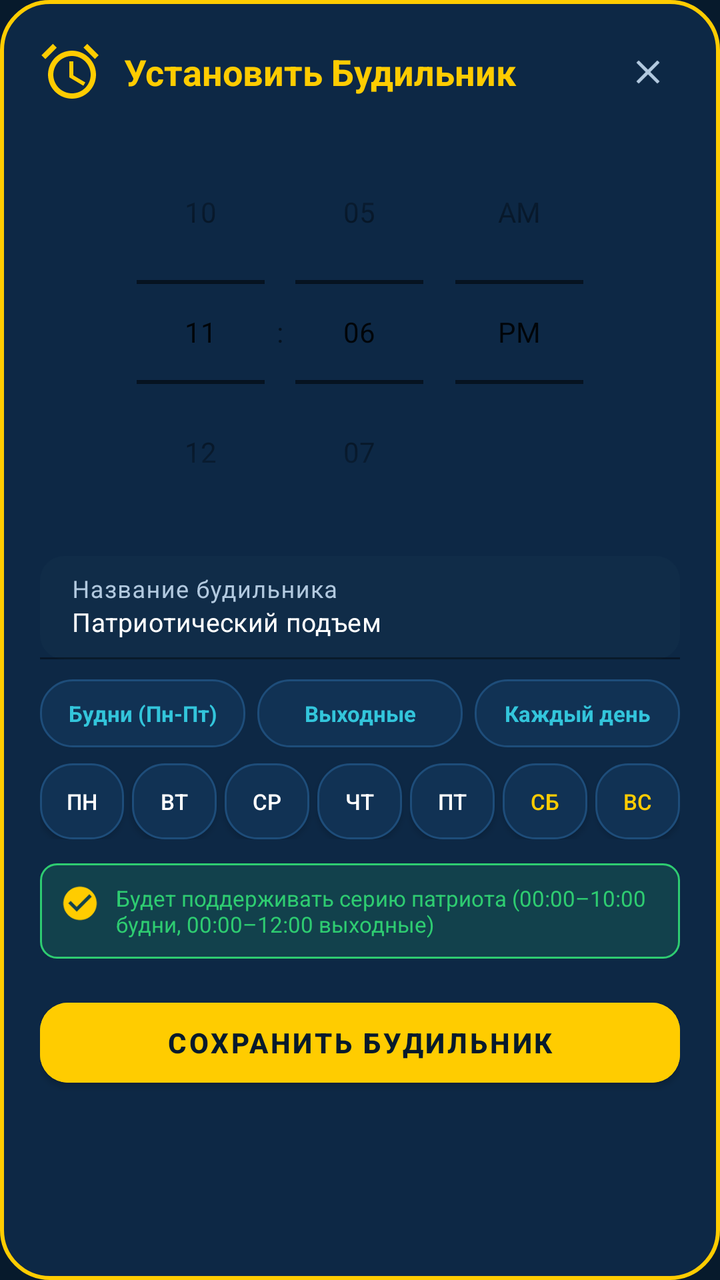
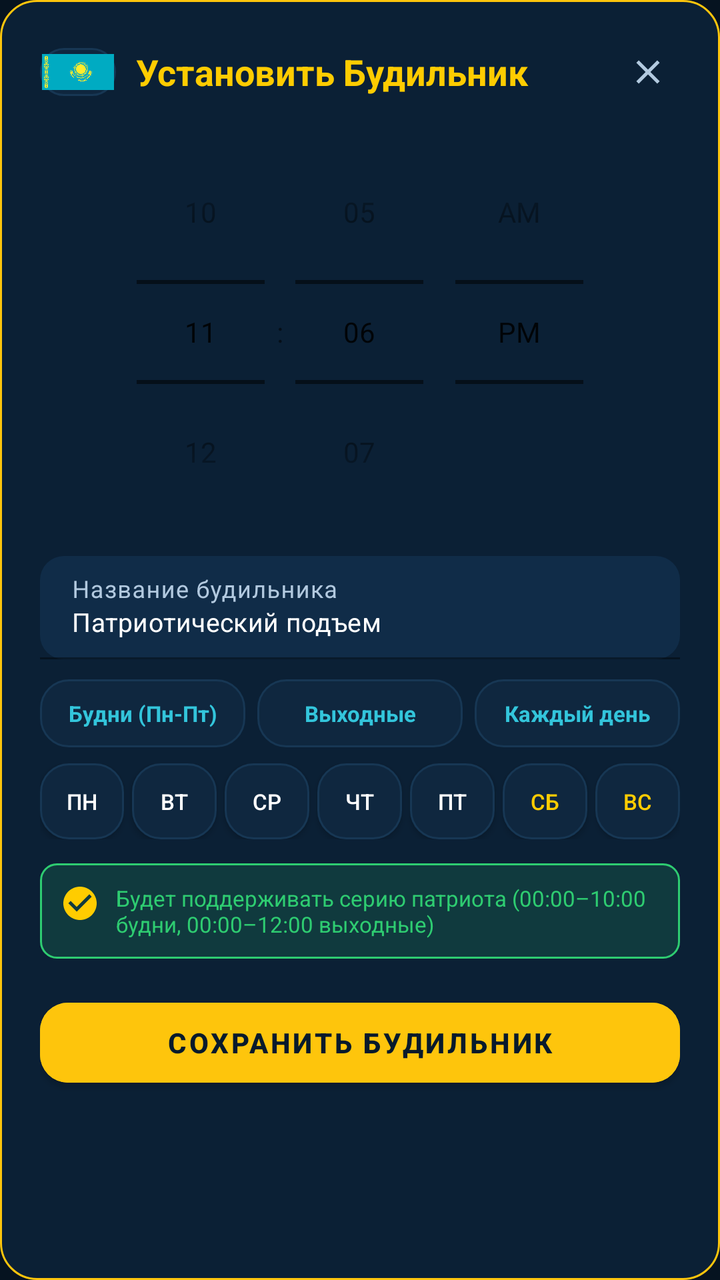

The first picture is an Android layout as it rendered before a commit; the second is the same layout after the commit. The layout source and the unified diff follow.
<!-- AndroidManifest.xml: application theme Theme.PatrioticAlarm -->
<!-- res/layout/dialog_alarm_edit.xml -->
<?xml version="1.0" encoding="utf-8"?>
<LinearLayout xmlns:android="http://schemas.android.com/apk/res/android"
    xmlns:app="http://schemas.android.com/apk/res-auto"
    android:layout_width="match_parent"
    android:layout_height="wrap_content"
    android:background="@drawable/bg_dialog_kazakh"
    android:orientation="vertical"
    android:padding="20dp">

    
    <LinearLayout
        android:layout_width="match_parent"
        android:layout_height="wrap_content"
        android:gravity="center_vertical"
        android:orientation="horizontal">

        <ImageView
            android:layout_width="32dp"
            android:layout_height="32dp"
            android:contentDescription="Alarm setup"
            android:src="@drawable/ic_alarm_clock" />

        <TextView
            android:id="@+id/tv_dialog_title"
            android:layout_width="0dp"
            android:layout_height="wrap_content"
            android:layout_marginStart="10dp"
            android:layout_weight="1"
            android:text="Установить Будильник"
            android:textColor="#FFCC00"
            android:textSize="18sp"
            android:textStyle="bold" />

        <ImageView
            android:id="@+id/btn_close_dialog"
            android:layout_width="32dp"
            android:layout_height="32dp"
            android:background="?attr/selectableItemBackgroundBorderless"
            android:contentDescription="Close"
            android:padding="6dp"
            android:src="@drawable/ic_close" />
    </LinearLayout>

    <TimePicker
        android:id="@+id/time_picker"
        android:layout_width="match_parent"
        android:layout_height="wrap_content"
        android:layout_gravity="center_horizontal"
        android:layout_marginTop="8dp"
        android:timePickerMode="spinner" />

    
    <com.google.android.material.textfield.TextInputLayout
        android:layout_width="match_parent"
        android:layout_height="wrap_content"
        android:layout_marginTop="6dp"
        android:textColorHint="#B2C9DF"
        app:boxBackgroundColor="#102C48"
        app:boxCornerRadiusBottomEnd="12dp"
        app:boxCornerRadiusBottomStart="12dp"
        app:boxCornerRadiusTopEnd="12dp"
        app:boxCornerRadiusTopStart="12dp"
        app:boxStrokeColor="@color/kz_sky_blue"
        app:hintTextColor="@color/kz_sky_blue">

        <com.google.android.material.textfield.TextInputEditText
            android:id="@+id/et_alarm_label"
            android:layout_width="match_parent"
            android:layout_height="wrap_content"
            android:hint="Название будильника"
            android:text="Патриотический подъем"
            android:textColor="#FFFFFF"
            android:textSize="13sp" />
    </com.google.android.material.textfield.TextInputLayout>

    
    <LinearLayout
        android:layout_width="match_parent"
        android:layout_height="wrap_content"
        android:layout_marginTop="10dp"
        android:orientation="horizontal">

        <TextView
            android:id="@+id/chip_weekdays"
            android:layout_width="0dp"
            android:layout_height="34dp"
            android:layout_marginEnd="4dp"
            android:layout_weight="1"
            android:background="@drawable/bg_card_caspian"
            android:gravity="center"
            android:text="Будни (Пн-Пт)"
            android:textColor="#33C5DB"
            android:textSize="11sp"
            android:textStyle="bold" />

        <TextView
            android:id="@+id/chip_weekends"
            android:layout_width="0dp"
            android:layout_height="34dp"
            android:layout_marginHorizontal="2dp"
            android:layout_weight="1"
            android:background="@drawable/bg_card_caspian"
            android:gravity="center"
            android:text="Выходные"
            android:textColor="#33C5DB"
            android:textSize="11sp"
            android:textStyle="bold" />

        <TextView
            android:id="@+id/chip_everyday"
            android:layout_width="0dp"
            android:layout_height="34dp"
            android:layout_marginStart="4dp"
            android:layout_weight="1"
            android:background="@drawable/bg_card_caspian"
            android:gravity="center"
            android:text="Каждый день"
            android:textColor="#33C5DB"
            android:textSize="11sp"
            android:textStyle="bold" />
    </LinearLayout>

    
    <LinearLayout
        android:layout_width="match_parent"
        android:layout_height="wrap_content"
        android:layout_marginTop="8dp"
        android:gravity="center"
        android:orientation="horizontal">

        <ToggleButton
            android:id="@+id/toggle_mon"
            android:layout_width="0dp"
            android:layout_height="38dp"
            android:layout_weight="1"
            android:background="@drawable/bg_card_caspian"
            android:textOff="Пн"
            android:textOn="Пн"
            android:textColor="#FFFFFF"
            android:textSize="11sp" />

        <ToggleButton
            android:id="@+id/toggle_tue"
            android:layout_width="0dp"
            android:layout_height="38dp"
            android:layout_marginStart="4dp"
            android:layout_weight="1"
            android:background="@drawable/bg_card_caspian"
            android:textOff="Вт"
            android:textOn="Вт"
            android:textColor="#FFFFFF"
            android:textSize="11sp" />

        <ToggleButton
            android:id="@+id/toggle_wed"
            android:layout_width="0dp"
            android:layout_height="38dp"
            android:layout_marginStart="4dp"
            android:layout_weight="1"
            android:background="@drawable/bg_card_caspian"
            android:textOff="Ср"
            android:textOn="Ср"
            android:textColor="#FFFFFF"
            android:textSize="11sp" />

        <ToggleButton
            android:id="@+id/toggle_thu"
            android:layout_width="0dp"
            android:layout_height="38dp"
            android:layout_marginStart="4dp"
            android:layout_weight="1"
            android:background="@drawable/bg_card_caspian"
            android:textOff="Чт"
            android:textOn="Чт"
            android:textColor="#FFFFFF"
            android:textSize="11sp" />

        <ToggleButton
            android:id="@+id/toggle_fri"
            android:layout_width="0dp"
            android:layout_height="38dp"
            android:layout_marginStart="4dp"
            android:layout_weight="1"
            android:background="@drawable/bg_card_caspian"
            android:textOff="Пт"
            android:textOn="Пт"
            android:textColor="#FFFFFF"
            android:textSize="11sp" />

        <ToggleButton
            android:id="@+id/toggle_sat"
            android:layout_width="0dp"
            android:layout_height="38dp"
            android:layout_marginStart="4dp"
            android:layout_weight="1"
            android:background="@drawable/bg_card_caspian"
            android:textOff="Сб"
            android:textOn="Сб"
            android:textColor="#FFCC00"
            android:textSize="11sp" />

        <ToggleButton
            android:id="@+id/toggle_sun"
            android:layout_width="0dp"
            android:layout_height="38dp"
            android:layout_marginStart="4dp"
            android:layout_weight="1"
            android:background="@drawable/bg_card_caspian"
            android:textOff="Вс"
            android:textOn="Вс"
            android:textColor="#FFCC00"
            android:textSize="11sp" />
    </LinearLayout>

    
    <LinearLayout
        android:id="@+id/layout_streak_eligibility_notice"
        android:layout_width="match_parent"
        android:layout_height="wrap_content"
        android:layout_marginTop="12dp"
        android:background="@drawable/bg_pill_eligible"
        android:orientation="horizontal"
        android:padding="10dp">

        <ImageView
            android:id="@+id/iv_notice_icon"
            android:layout_width="20dp"
            android:layout_height="20dp"
            android:contentDescription="Notice"
            android:src="@drawable/ic_check_circle" />

        <TextView
            android:id="@+id/tv_streak_eligibility_desc"
            android:layout_width="0dp"
            android:layout_height="wrap_content"
            android:layout_marginStart="8dp"
            android:layout_weight="1"
            android:text="Будет поддерживать серию патриота (00:00–10:00 будни, 00:00–12:00 выходные)"
            android:textColor="#2ECC71"
            android:textSize="11sp" />
    </LinearLayout>

    <com.google.android.material.button.MaterialButton
        android:id="@+id/btn_save_alarm"
        android:layout_width="match_parent"
        android:layout_height="52dp"
        android:layout_marginTop="16dp"
        android:backgroundTint="@color/kz_gold"
        android:text="Сохранить будильник"
        android:textColor="#071A2C"
        android:textSize="14sp"
        android:textStyle="bold"
        app:cornerRadius="14dp" />
</LinearLayout>
<!-- resources referenced by this layout -->
<resources>
  <color name="kz_gold">#FFCC00</color>
  <color name="kz_sky_blue">#00AFCA</color>
  <!-- drawable bg_card_caspian (drawable) -->
  <?xml version="1.0" encoding="utf-8"?>
  <shape xmlns:android="http://schemas.android.com/apk/res/android"
      android:shape="rectangle">
      <solid android:color="@color/kz_navy_card" />
      <corners android:radius="16dp" />
      <stroke
          android:width="1dp"
          android:color="@color/kz_navy_card_border" />
  </shape>
  <!-- drawable bg_dialog_kazakh (drawable) -->
  <?xml version="1.0" encoding="utf-8"?>
  <shape xmlns:android="http://schemas.android.com/apk/res/android"
      android:shape="rectangle">
      <solid android:color="#0D2845" />
      <corners android:radius="24dp" />
      <stroke
          android:width="2dp"
          android:color="#FFCC00" />
  </shape>
  <!-- drawable bg_pill_eligible (drawable) -->
  <?xml version="1.0" encoding="utf-8"?>
  <shape xmlns:android="http://schemas.android.com/apk/res/android"
      android:shape="rectangle">
      <solid android:color="#262ECC71" />
      <corners android:radius="8dp" />
      <stroke
          android:width="1dp"
          android:color="#2ECC71" />
  </shape>
  <!-- drawable ic_alarm_clock (drawable) -->
  <vector xmlns:android="http://schemas.android.com/apk/res/android"
      android:width="24dp"
      android:height="24dp"
      android:viewportWidth="24"
      android:viewportHeight="24">
      <path
          android:fillColor="#FFCC00"
          android:pathData="M22,5.72 L17.72,1.44 L16.31,2.86 L20.59,7.14 L22,5.72 Z
                           M1.99,7.14 L6.28,2.86 L4.87,1.44 L0.58,5.72 L1.99,7.14 Z
                           M12,4 C7.03,4 3,8.03 3,13 C3,17.97 7.03,22 12,22 C16.97,22 21,17.97 21,13 C21,8.03 16.97,4 12,4 Z
                           M12,20 C8.13,20 5,16.87 5,13 C5,9.13 8.13,6 12,6 C15.87,6 19,9.13 19,13 C19,16.87 15.87,20 12,20 Z
                           M12.5,8 H11 V14 L16.25,17.15 L17,15.92 L12.5,13.25 V8 Z" />
  </vector>
  <!-- drawable ic_check_circle (drawable) -->
  <vector xmlns:android="http://schemas.android.com/apk/res/android"
      android:width="24dp"
      android:height="24dp"
      android:viewportWidth="24"
      android:viewportHeight="24">
      <path
          android:fillColor="#FFCC00"
          android:pathData="M12,2 C6.48,2 2,6.48 2,12 C2,17.52 6.48,22 12,22 C17.52,22 22,17.52 22,12 C22,6.48 17.52,2 12,2 Z
                           M10,17 L5,12 L6.41,10.59 L10,14.17 L17.59,6.58 L19,8 L10,17 Z" />
  </vector>
  <!-- drawable ic_close (drawable) -->
  <vector xmlns:android="http://schemas.android.com/apk/res/android"
      android:width="24dp"
      android:height="24dp"
      android:viewportWidth="24"
      android:viewportHeight="24">
      <path
          android:fillColor="#B2C9DF"
          android:pathData="M19,6.41 L17.59,5 L12,10.59 L6.41,5 L5,6.41 L10.59,12 L5,17.59 L6.41,19 L12,13.41 L17.59,19 L19,17.59 L13.41,12 Z" />
  </vector>
  <color name="kz_navy_card">#113254</color>
  <color name="kz_navy_card_border">#1E4D7A</color>
  <color name="kz_sky_blue_dark">#008CA3</color>
  <color name="kz_gold_dark">#D69E00</color>
  <color name="kz_navy_bg">#071A2C</color>
  <color name="kz_navy_surface">#0D2845</color>
  <!-- unchanged entries left out for length: 1 -->
</resources>

<!-- the commit's change to res/layout/dialog_alarm_edit.xml (unified diff, before → after) -->
@@ -14,11 +14,19 @@
         android:gravity="center_vertical"
         android:orientation="horizontal">
 
-        <ImageView
-            android:layout_width="32dp"
-            android:layout_height="32dp"
-            android:contentDescription="Alarm setup"
-            android:src="@drawable/ic_alarm_clock" />
+        <FrameLayout
+            android:layout_width="38dp"
+            android:layout_height="24dp"
+            android:background="@drawable/bg_card_caspian"
+            android:padding="1dp">
+
+            <ImageView
+                android:layout_width="match_parent"
+                android:layout_height="match_parent"
+                android:contentDescription="Flag of Kazakhstan"
+                android:scaleType="fitCenter"
+                android:src="@drawable/flag_kz" />
+        </FrameLayout>
 
         <TextView
             android:id="@+id/tv_dialog_title"
<!-- resource entries referenced after the edit -->
@@ -1,26 +1,26 @@
 <!-- resources referenced by this layout -->
 <resources>
-  <color name="kz_gold">#FFCC00</color>
+  <color name="kz_gold">#FEC50C</color>
   <color name="kz_sky_blue">#00AFCA</color>
   <!-- drawable bg_card_caspian (drawable) -->
   <?xml version="1.0" encoding="utf-8"?>
   <shape xmlns:android="http://schemas.android.com/apk/res/android"
       android:shape="rectangle">
-      <solid android:color="@color/kz_navy_card" />
-      <corners android:radius="16dp" />
+      <solid android:color="#0F273F" />
+      <corners android:radius="14dp" />
       <stroke
           android:width="1dp"
-          android:color="@color/kz_navy_card_border" />
+          android:color="#173754" />
   </shape>
   <!-- drawable bg_dialog_kazakh (drawable) -->
   <?xml version="1.0" encoding="utf-8"?>
   <shape xmlns:android="http://schemas.android.com/apk/res/android"
       android:shape="rectangle">
-      <solid android:color="#0D2845" />
-      <corners android:radius="24dp" />
+      <solid android:color="#0B2035" />
+      <corners android:radius="18dp" />
       <stroke
-          android:width="2dp"
-          android:color="#FFCC00" />
+          android:width="1dp"
+          android:color="#FEC50C" />
   </shape>
   <!-- drawable bg_pill_eligible (drawable) -->
   <?xml version="1.0" encoding="utf-8"?>
@@ -32,20 +32,7 @@
           android:width="1dp"
           android:color="#2ECC71" />
   </shape>
-  <!-- drawable ic_alarm_clock (drawable) -->
-  <vector xmlns:android="http://schemas.android.com/apk/res/android"
-      android:width="24dp"
-      android:height="24dp"
-      android:viewportWidth="24"
-      android:viewportHeight="24">
-      <path
-          android:fillColor="#FFCC00"
-          android:pathData="M22,5.72 L17.72,1.44 L16.31,2.86 L20.59,7.14 L22,5.72 Z
-                           M1.99,7.14 L6.28,2.86 L4.87,1.44 L0.58,5.72 L1.99,7.14 Z
-                           M12,4 C7.03,4 3,8.03 3,13 C3,17.97 7.03,22 12,22 C16.97,22 21,17.97 21,13 C21,8.03 16.97,4 12,4 Z
-                           M12,20 C8.13,20 5,16.87 5,13 C5,9.13 8.13,6 12,6 C15.87,6 19,9.13 19,13 C19,16.87 15.87,20 12,20 Z
-                           M12.5,8 H11 V14 L16.25,17.15 L17,15.92 L12.5,13.25 V8 Z" />
-  </vector>
+  <!-- drawable flag_kz: png bitmap (drawable-nodpi, 112591 bytes) -->
   <!-- drawable ic_check_circle (drawable) -->
   <vector xmlns:android="http://schemas.android.com/apk/res/android"
       android:width="24dp"
@@ -67,12 +54,10 @@
           android:fillColor="#B2C9DF"
           android:pathData="M19,6.41 L17.59,5 L12,10.59 L6.41,5 L5,6.41 L10.59,12 L5,17.59 L6.41,19 L12,13.41 L17.59,19 L19,17.59 L13.41,12 Z" />
   </vector>
-  <color name="kz_navy_card">#113254</color>
-  <color name="kz_navy_card_border">#1E4D7A</color>
-  <color name="kz_sky_blue_dark">#008CA3</color>
-  <color name="kz_gold_dark">#D69E00</color>
-  <color name="kz_navy_bg">#071A2C</color>
-  <color name="kz_navy_surface">#0D2845</color>
+  <color name="kz_sky_blue_dark">#00869C</color>
+  <color name="kz_gold_dark">#D4A000</color>
+  <color name="kz_navy_bg">#061320</color>
+  <color name="kz_navy_surface">#0B2035</color>
   <!-- unchanged entries left out for length: 1 -->
 </resources>
 
